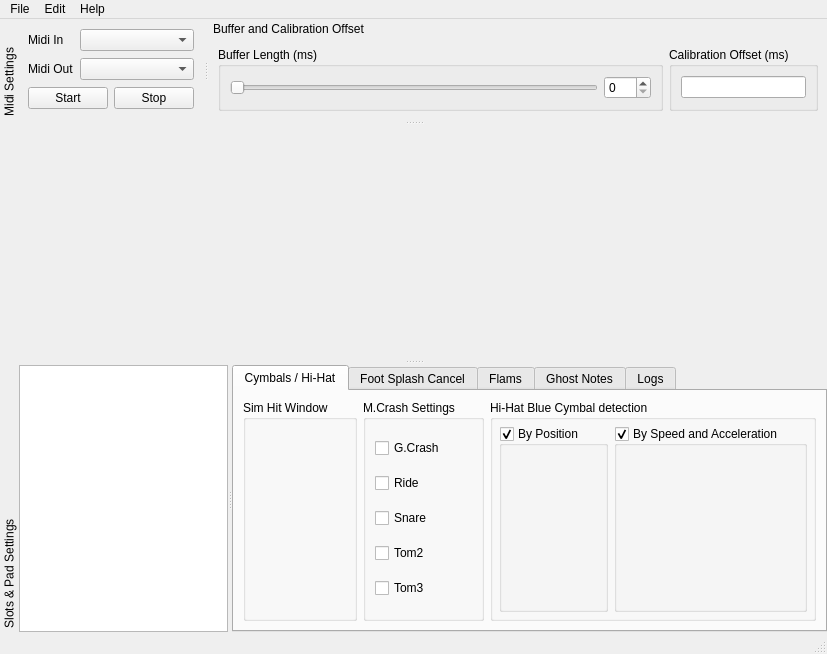
The window that src/MainWindow.ui (FromtonRouge/eProDrums) describes before a commit, drawn with Qt 5.
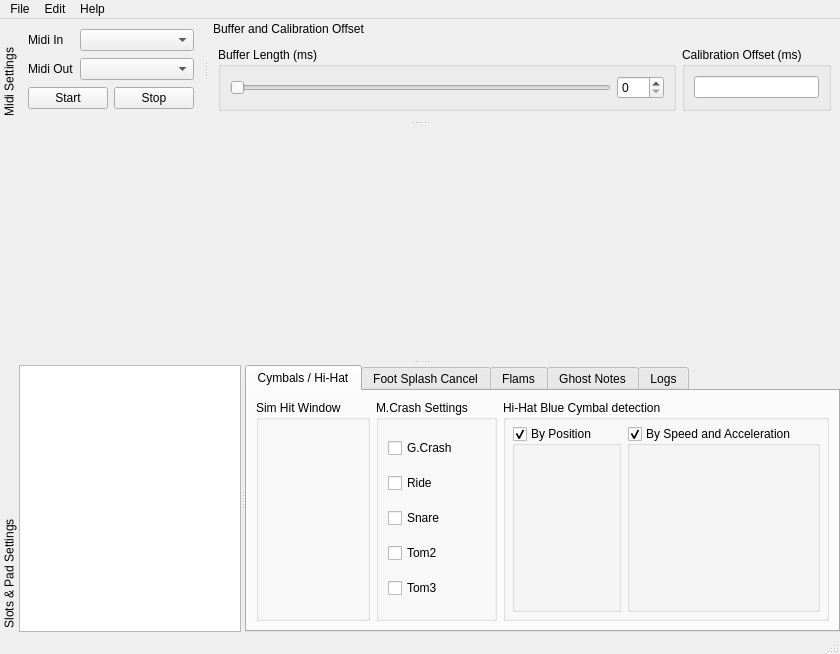
The same window after the commit. Icons and pictures are not drawn.

```diff
--- a/src/MainWindow.ui
+++ b/src/MainWindow.ui
@@ -6,7 +6,7 @@
    <rect>
     <x>0</x>
     <y>0</y>
-    <width>827</width>
+    <width>840</width>
     <height>654</height>
    </rect>
   </property>
@@ -35,8 +35,8 @@
         <rect>
          <x>0</x>
          <y>0</y>
-         <width>827</width>
-         <height>222</height>
+         <width>840</width>
+         <height>273</height>
         </rect>
        </property>
        <layout class="QGridLayout" name="gridLayout_12">
@@ -57,7 +57,7 @@
     <rect>
      <x>0</x>
      <y>0</y>
-     <width>827</width>
+     <width>840</width>
      <height>21</height>
     </rect>
    </property>
@@ -289,8 +289,8 @@
          <rect>
           <x>0</x>
           <y>0</y>
-          <width>805</width>
-          <height>290</height>
+          <width>818</width>
+          <height>239</height>
          </rect>
         </property>
         <layout class="QGridLayout" name="gridLayout_10">
```
